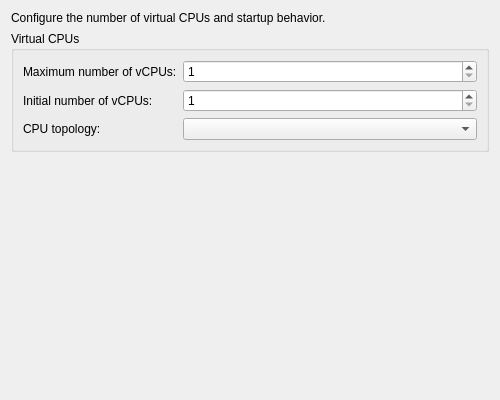
benapetr/XenAdminQt, file src/xenadmin-ui/settingspanels/cpumemoryeditpage.ui: the form before one commit.
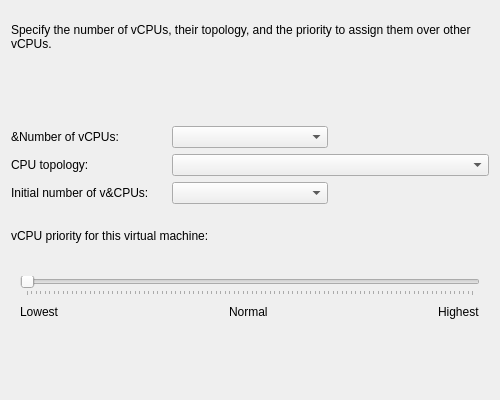
The form after the commit.

Patch:
```diff
--- a/src/xenadmin-ui/settingspanels/cpumemoryeditpage.ui
+++ b/src/xenadmin-ui/settingspanels/cpumemoryeditpage.ui
@@ -10,83 +10,184 @@
     <height>400</height>
    </rect>
   </property>
-  <layout class="QVBoxLayout" name="verticalLayout">
-   <item>
+  <layout class="QGridLayout" name="gridLayout">
+   <item row="0" column="0" colspan="3">
     <widget class="QLabel" name="labelRubric">
      <property name="text">
-      <string>Configure the number of virtual CPUs and startup behavior.</string>
+      <string>Specify the number of vCPUs, their topology, and the priority to assign them over other vCPUs.</string>
      </property>
      <property name="wordWrap">
       <bool>true</bool>
      </property>
     </widget>
    </item>
-   <item>
-    <widget class="QGroupBox" name="groupBoxVCPUs">
-     <property name="title">
-      <string>Virtual CPUs</string>
+   <item row="1" column="0" colspan="3">
+    <widget class="QWidget" name="infoPanel">
+     <layout class="QHBoxLayout" name="infoLayout">
+      <item>
+       <widget class="QLabel" name="infoIcon">
+        <property name="text">
+         <string/>
+        </property>
+       </widget>
+      </item>
+      <item>
+       <widget class="QLabel" name="labelInfo">
+        <property name="text">
+         <string/>
+        </property>
+        <property name="wordWrap">
+         <bool>true</bool>
+        </property>
+       </widget>
+      </item>
+     </layout>
+    </widget>
+   </item>
+   <item row="2" column="0">
+    <widget class="QLabel" name="lblVCPUs">
+     <property name="text">
+      <string>&amp;Number of vCPUs:</string>
      </property>
-     <layout class="QFormLayout" name="formLayout">
+    </widget>
+   </item>
+   <item row="2" column="1">
+    <widget class="QComboBox" name="comboBoxVCPUs"/>
+   </item>
+   <item row="3" column="0">
+    <widget class="QLabel" name="labelTopology">
+     <property name="text">
+      <string>CPU topology:</string>
+     </property>
+    </widget>
+   </item>
+   <item row="3" column="1" colspan="2">
+    <widget class="QComboBox" name="comboBoxTopology"/>
+   </item>
+   <item row="4" column="0">
+    <widget class="QLabel" name="labelInitialVCPUs">
+     <property name="text">
+      <string>Initial number of v&amp;CPUs:</string>
+     </property>
+    </widget>
+   </item>
+   <item row="4" column="1">
+    <widget class="QComboBox" name="comboBoxInitialVCPUs"/>
+   </item>
+   <item row="5" column="0" colspan="3">
+    <widget class="QLabel" name="lblPriority">
+     <property name="text">
+      <string>vCPU priority for this virtual machine:</string>
+     </property>
+    </widget>
+   </item>
+   <item row="6" column="0" colspan="3">
+    <widget class="QWidget" name="priorityPanel">
+     <layout class="QVBoxLayout" name="priorityLayout">
+      <item>
+       <widget class="QSlider" name="cpuPrioritySlider">
+        <property name="orientation">
+         <enum>Qt::Horizontal</enum>
+        </property>
+        <property name="tickPosition">
+         <enum>QSlider::TicksBelow</enum>
+        </property>
+       </widget>
+      </item>
+      <item>
+       <layout class="QHBoxLayout" name="priorityLabelsLayout">
+        <item>
+         <widget class="QLabel" name="labelPriorityLowest">
+          <property name="text">
+           <string>Lowest</string>
+          </property>
+         </widget>
+        </item>
+        <item>
+         <spacer name="prioritySpacerLeft">
+          <property name="orientation">
+           <enum>Qt::Horizontal</enum>
+          </property>
+          <property name="sizeHint" stdset="0">
+           <size>
+            <width>40</width>
+            <height>20</height>
+           </size>
+          </property>
+         </spacer>
+        </item>
+        <item>
+         <widget class="QLabel" name="labelPriorityNormal">
+          <property name="text">
+           <string>Normal</string>
+          </property>
+         </widget>
+        </item>
+        <item>
+         <spacer name="prioritySpacerRight">
+          <property name="orientation">
+           <enum>Qt::Horizontal</enum>
+          </property>
+          <property name="sizeHint" stdset="0">
+           <size>
+            <width>40</width>
+            <height>20</height>
+           </size>
+          </property>
+         </spacer>
+        </item>
+        <item>
+         <widget class="QLabel" name="labelPriorityHighest">
+          <property name="text">
+           <string>Highest</string>
+          </property>
+         </widget>
+        </item>
+       </layout>
+      </item>
+     </layout>
+    </widget>
+   </item>
+   <item row="7" column="0" colspan="3">
+    <widget class="QWidget" name="warningsPanel">
+     <layout class="QGridLayout" name="warningsLayout">
       <item row="0" column="0">
-       <widget class="QLabel" name="labelVCPUsMax">
+       <widget class="QLabel" name="cpuWarningIcon">
         <property name="text">
-         <string>Maximum number of vCPUs:</string>
+         <string/>
         </property>
        </widget>
       </item>
       <item row="0" column="1">
-       <widget class="QSpinBox" name="spinBoxVCPUsMax">
-        <property name="minimum">
-         <number>1</number>
+       <widget class="QLabel" name="cpuWarningLabel">
+        <property name="text">
+         <string/>
         </property>
-        <property name="maximum">
-         <number>128</number>
+        <property name="wordWrap">
+         <bool>true</bool>
         </property>
        </widget>
       </item>
       <item row="1" column="0">
-       <widget class="QLabel" name="labelVCPUsAtStartup">
+       <widget class="QLabel" name="topologyWarningIcon">
         <property name="text">
-         <string>Initial number of vCPUs:</string>
+         <string/>
         </property>
        </widget>
       </item>
       <item row="1" column="1">
-       <widget class="QSpinBox" name="spinBoxVCPUsAtStartup">
-        <property name="minimum">
-         <number>1</number>
-        </property>
-        <property name="maximum">
-         <number>128</number>
-        </property>
-       </widget>
-      </item>
-      <item row="2" column="0">
-       <widget class="QLabel" name="labelTopology">
+       <widget class="QLabel" name="topologyWarningLabel">
         <property name="text">
-         <string>CPU topology:</string>
+         <string/>
+        </property>
+        <property name="wordWrap">
+         <bool>true</bool>
         </property>
        </widget>
       </item>
-      <item row="2" column="1">
-       <widget class="QComboBox" name="comboBoxTopology"/>
-      </item>
      </layout>
     </widget>
    </item>
-   <item>
-    <spacer name="verticalSpacer">
-     <property name="orientation">
-      <enum>Qt::Vertical</enum>
-     </property>
-     <property name="sizeHint" stdset="0">
-      <size>
-       <width>20</width>
-       <height>40</height>
-      </size>
-     </property>
-    </spacer>
-   </item>
   </layout>
  </widget>
  <resources/>
```
